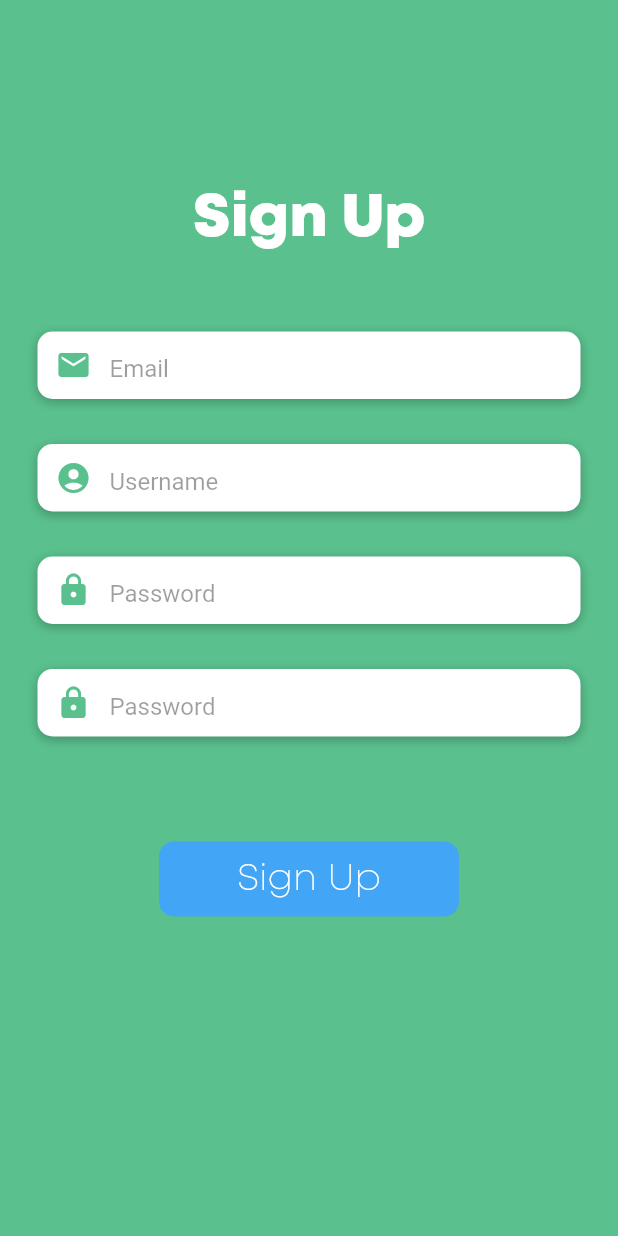
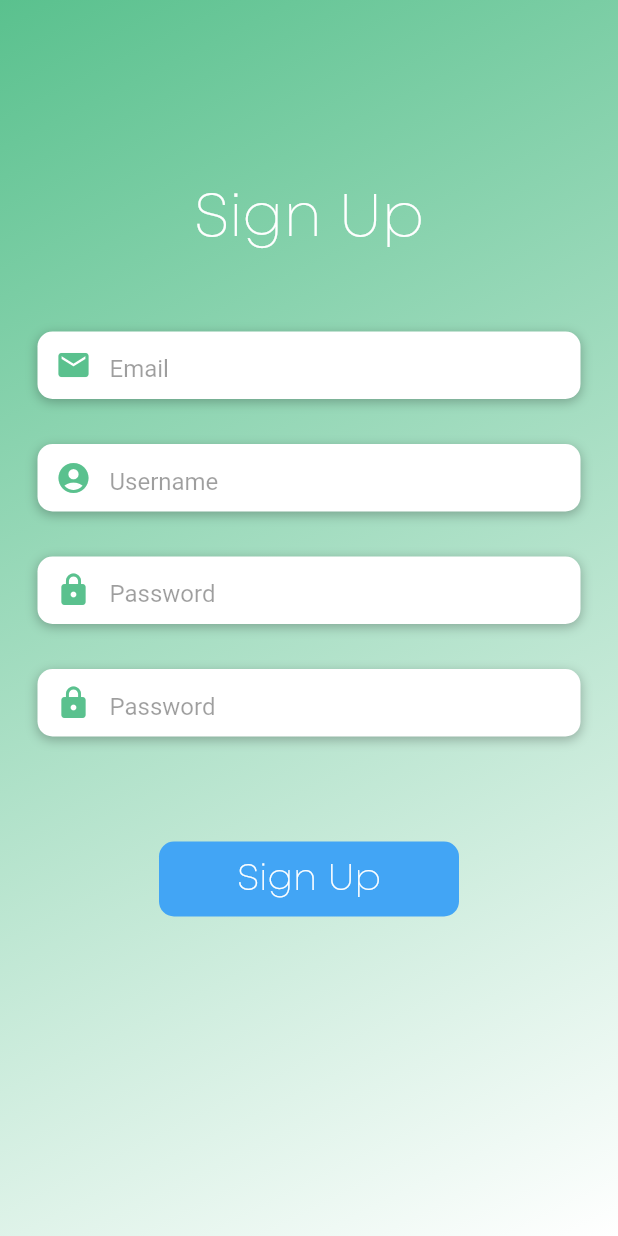
Before and after one commit to InternationalProjectOamk-1/Application, a Flutter app: the screen it shows after launch, after a tap on "Sign Up Now", on a phone screen of 412 x 824 dp. Run offline on Flutter 3.47's test engine with Material 2 defaults, Android fonts, the phone set to English and light mode, and no system bars.

Commit message:
Design changes

```diff
--- a/lib/views/signup_view.dart
+++ b/lib/views/signup_view.dart
@@ -35,14 +35,11 @@ class _SignInScreenState extends State<SignInScreen> {
               width: double.infinity,
               decoration: const BoxDecoration(
                 gradient: LinearGradient(
-                  begin: Alignment.topCenter,
-                  end: Alignment.bottomCenter,
+                  begin: Alignment.topLeft,
+                  end: Alignment.bottomRight,
                   colors: [
                     Color(0xff5ac18e),
-                    Color(0xff5ac18e),
-                    Color(0xff5ac18e),
-                    Color(0xff5ac18e),
-                    Color(0xff5ac18e),
+                    Colors.white,
                   ]
                 )
               ),
@@ -60,7 +57,6 @@ class _SignInScreenState extends State<SignInScreen> {
                         fontFamily: 'Mont',
                         color: Colors.white,
                         fontSize: 40,
-                        fontWeight: FontWeight.bold
                       ),
                     ),
                     const SizedBox(height: 50),
```
